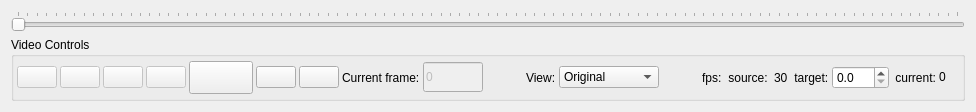
BioroboticsLab/biotracker_core, file BioTracker/CoreApp/BioTracker/View/VideoControllWidget.ui: the form before one commit.
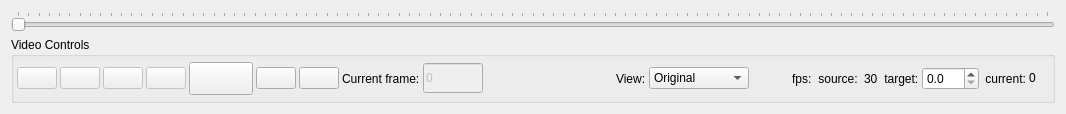
The form after the commit. Icons and pictures are not drawn.

Commit message: added tooltips to mainwindow, tracker parameters, view paramter and video control widget

The edit to the form file:
```diff
--- a/BioTracker/CoreApp/BioTracker/View/VideoControllWidget.ui
+++ b/BioTracker/CoreApp/BioTracker/View/VideoControllWidget.ui
@@ -9,8 +9,8 @@
    <rect>
     <x>0</x>
     <y>0</y>
-    <width>948</width>
-    <height>112</height>
+    <width>1066</width>
+    <height>114</height>
    </rect>
   </property>
   <property name="sizePolicy">
```
Left out of the diff: 25 changed lines with no effect on the pictures. The commit also changes 4 other files.
